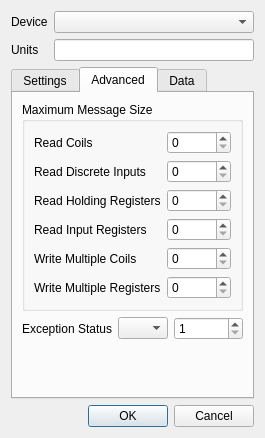
serhmarch/ModbusTools, file src/server/gui/dialogs/server_dialogdevice.ui: the form before one commit.
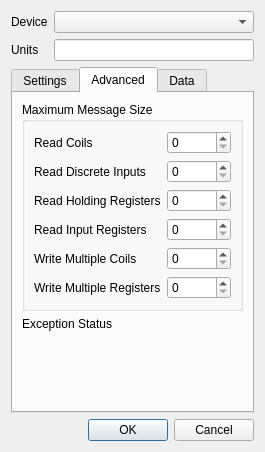
The form after the commit. The open tabs and pages were chosen to show the change.

Commit message: Added IEC61131-Hex item address type

What changed in the file:
```diff
--- a/src/server/gui/dialogs/server_dialogdevice.ui
+++ b/src/server/gui/dialogs/server_dialogdevice.ui
@@ -7,7 +7,7 @@
     <x>0</x>
     <y>0</y>
     <width>265</width>
-    <height>438</height>
+    <height>452</height>
    </rect>
   </property>
   <property name="windowTitle">
@@ -225,34 +225,7 @@
         </widget>
        </item>
        <item row="2" column="1">
-        <layout class="QHBoxLayout" name="horizontalLayout" stretch="0,1">
-         <item>
-          <widget class="QComboBox" name="cmbExceptionStatusAddressType">
-           <property name="sizePolicy">
-            <sizepolicy hsizetype="Minimum" vsizetype="Fixed">
-             <horstretch>0</horstretch>
-             <verstretch>0</verstretch>
-            </sizepolicy>
-           </property>
-           <property name="maximumSize">
-            <size>
-             <width>50</width>
-             <height>16777215</height>
-            </size>
-           </property>
-          </widget>
-         </item>
-         <item>
-          <widget class="QSpinBox" name="spExceptionStatusAddressOffset">
-           <property name="minimum">
-            <number>1</number>
-           </property>
-           <property name="maximum">
-            <number>465535</number>
-           </property>
-          </widget>
-         </item>
-        </layout>
+        <layout class="QHBoxLayout" name="layoutExceptionStatus" stretch=""/>
        </item>
        <item row="3" column="0">
         <spacer name="verticalSpacer_3">
```
Left out of the diff: 2 changed lines with no effect on the pictures. The commit also changes 25 other files.
